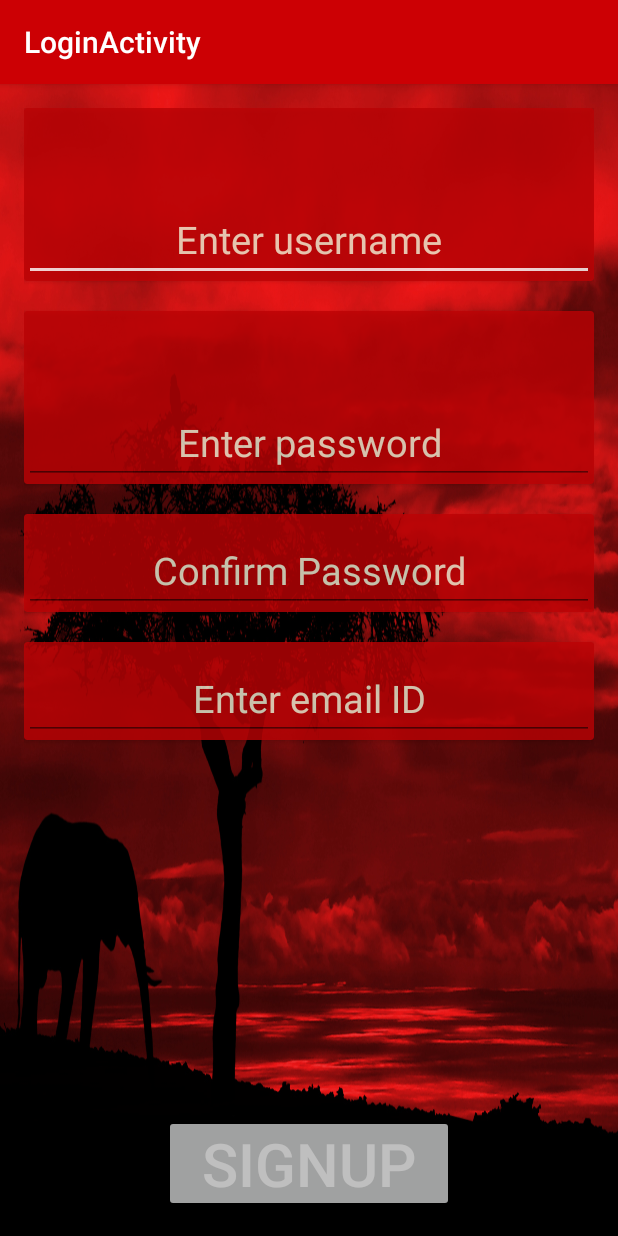
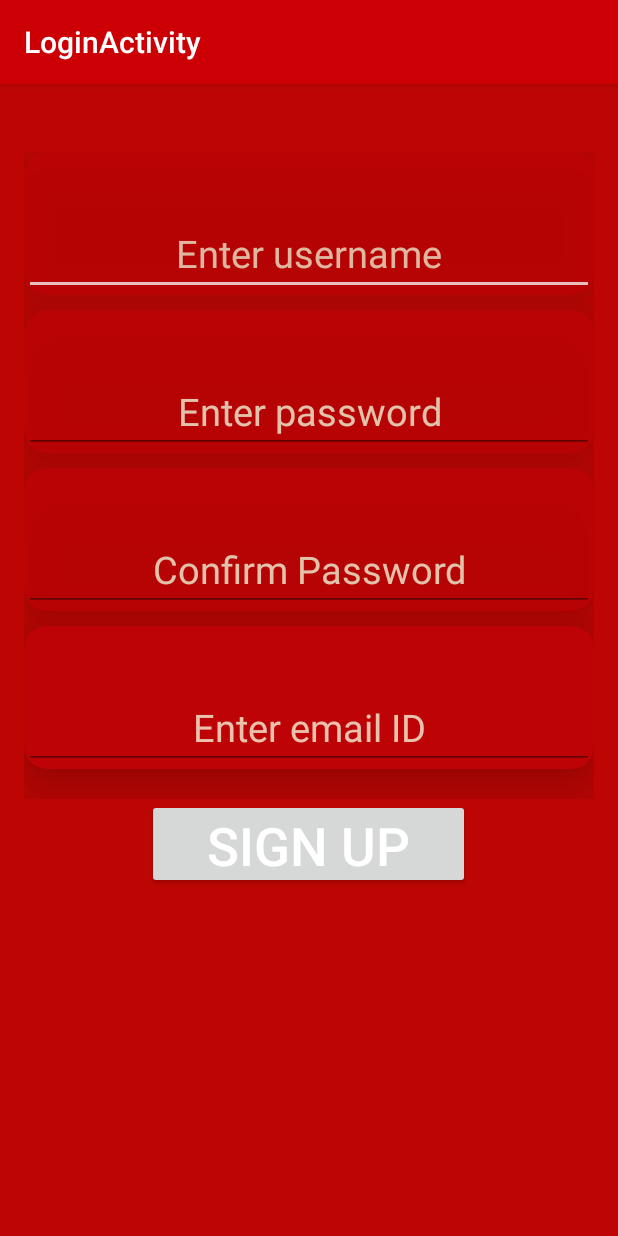
Before and after one commit to dheerajr17/MedTime2, an Android app: the SignUpActivity screen opened directly, with no data from a screen before it, on a phone screen of 412 x 824 dp. Run offline under Robolectric (Android 15) with nearby library versions, the phone set to English and light mode, and no system bars; libraries missing offline, so code that uses them is left out: info.hoang8f.widget; plain views replace FButton; 2 statements that could not run were skipped.

Commit message:
i done sign

```diff
--- a/app/src/main/res/layout/content_signup.xml
+++ b/app/src/main/res/layout/content_signup.xml
@@ -4,9 +4,9 @@
     xmlns:fbutton="http://schemas.android.com/apk/res-auto"
     xmlns:app="http://schemas.android.com/apk/res-auto" android:layout_width="match_parent"
     android:layout_height="match_parent" android:paddingLeft="@dimen/activity_horizontal_margin"
-    android:background="@drawable/full"
+    android:background="#BD0603"
     android:paddingRight="@dimen/activity_horizontal_margin"
-    android:paddingTop="@dimen/activity_vertical_margin"
+    android:paddingTop="45dp"
     android:paddingBottom="@dimen/activity_vertical_margin"
     app:layout_behavior="@string/appbar_scrolling_view_behavior"
      tools:context="dp.com.medtime.SignUpActivity">
@@ -16,16 +16,19 @@
         android:orientation="vertical"
         android:id="@+id/linearLayout2">
         <android.support.v7.widget.CardView
-            android:layout_marginBottom="20dp"
+            android:layout_marginBottom="10dp"
             xmlns:android="http://schemas.android.com/apk/res/android"
             xmlns:card_view="http://schemas.android.com/apk/res-auto"
             android:layout_width="match_parent"
             android:layout_height="wrap_content"
-            android:alpha="0.80"
-            card_view:cardBackgroundColor="#BD0306">
+            android:alpha="0.75"
+            card_view:cardBackgroundColor="#BD0306"
+            card_view:cardCornerRadius="15dp"
+            card_view:cardElevation="25dp">
+            >
 
         <EditText
-            android:paddingTop="70dp"
+            android:paddingTop="50dp"
             android:layout_width="match_parent"
             android:textColor="#F5F2D6"
             android:textSize="25dp"
@@ -38,16 +41,18 @@
              />
         </android.support.v7.widget.CardView>
         <android.support.v7.widget.CardView
-            android:layout_marginBottom="20dp"
+            android:layout_marginBottom="10dp"
             android:alpha="0.80"
             xmlns:android="http://schemas.android.com/apk/res/android"
             xmlns:card_view="http://schemas.android.com/apk/res-auto"
             android:layout_width="match_parent"
             android:layout_height="wrap_content"
 
-            card_view:cardBackgroundColor="#BD0306">
+            card_view:cardBackgroundColor="#BD0306"
+            card_view:cardCornerRadius="15dp"
+            card_view:cardElevation="25dp">>
         <EditText
-            android:paddingTop="70dp"
+            android:paddingTop="50dp"
             android:layout_width="match_parent"
             android:textSize="25dp"
             android:textColor="#F5F2D6"
@@ -59,16 +64,18 @@
              />
         </android.support.v7.widget.CardView>
         <android.support.v7.widget.CardView
-            android:layout_marginBottom="20dp"
+            android:layout_marginBottom="10dp"
             android:alpha="0.80"
             xmlns:android="http://schemas.android.com/apk/res/android"
             xmlns:card_view="http://schemas.android.com/apk/res-auto"
             android:layout_width="match_parent"
             android:layout_height="wrap_content"
 
-            card_view:cardBackgroundColor="#BD0306">
+            card_view:cardBackgroundColor="#BD0306"
+            card_view:cardCornerRadius="15dp"
+            card_view:cardElevation="25dp">>
         <EditText
-            android:paddingTop="20dp"
+            android:paddingTop="50dp"
             android:layout_width="match_parent"
             android:textSize="25dp"
             android:textColor="#F5F2D6"
@@ -82,18 +89,21 @@
     </android.support.v7.widget.CardView>
         <android.support.v7.widget.CardView
             android:layout_marginBottom="20dp"
-            android:alpha="0.80"
+
             xmlns:android="http://schemas.android.com/apk/res/android"
             xmlns:card_view="http://schemas.android.com/apk/res-auto"
             android:layout_width="match_parent"
             android:layout_height="wrap_content"
-            card_view:cardBackgroundColor="#BD0306">
+            card_view:cardBackgroundColor="#BD0306"
+            card_view:cardCornerRadius="15dp"
+            card_view:cardElevation="25dp">>
         <EditText
-            android:paddingTop="20dp"
+            android:paddingTop="50dp"
             android:layout_width="match_parent"
             android:textSize="25dp"
             android:layout_height="wrap_content"
             android:text="Enter email ID"
+            android:alpha=".80"
             android:textColor="#F5F2D6"
             android:gravity="center_horizontal|center_vertical"
             android:id="@+id/email"
@@ -101,6 +111,18 @@
             />
         </android.support.v7.widget.CardView>
     </LinearLayout>
+   <!-- <android.support.v7.widget.CardView
+
+        xmlns:android="http://schemas.android.com/apk/res/android"
+        xmlns:card_view="http://schemas.android.com/apk/res-auto"
+        android:layout_width="match_parent"
+        android:layout_height="wrap_content"
+        card_view:cardBackgroundColor="#BD0306"
+        card_view:cardCornerRadius="15dp"
+        card_view:cardElevation="25dp"
+        android:layout_alignParentBottom="true"
+        android:layout_alignParentLeft="true"
+        android:layout_alignParentStart="true">>-->
 
     <info.hoang8f.widget.FButton
 
@@ -108,21 +130,21 @@
         android:layout_width="wrap_content"
         android:layout_height="wrap_content"
         android:textColor="#FFFFFF"
-        android:text="SignUp"
-        android:textSize="40sp"
+        android:text="Sign Up"
+        android:textSize="35sp"
         android:layout_gravity="center"
-        android:alpha=".75"
-        fbutton:buttonColor="#D9040B"
-        fbutton:shadowColor="@color/buttonShadow"
+        fbutton:buttonColor="@color/button"
+        fbutton:shadowColor="#027008"
         fbutton:shadowEnabled="true"
-        fbutton:shadowHeight="5dp"
-        android:paddingRight="25dp"
-        android:paddingLeft="25dp"
+        fbutton:shadowHeight="3dp"
+        android:paddingRight="40dp"
+        android:paddingLeft="40dp"
         fbutton:cornerRadius="20dp"
-        android:paddingTop="5dp"
+        android:paddingTop="7dp"
         android:paddingBottom="5dp"
-        android:layout_alignParentBottom="true"
+        android:layout_below="@+id/linearLayout2"
         android:layout_centerHorizontal="true" />
+   <!-- </android.support.v7.widget.CardView>-->
 
 
 </RelativeLayout>
```
Also changed, not shown: app/src/main/res/layout/content_add_med.xml (+22 -9 lines), app/src/main/res/layout/content_login1.xml (+57 -10 lines), 1 other file.
